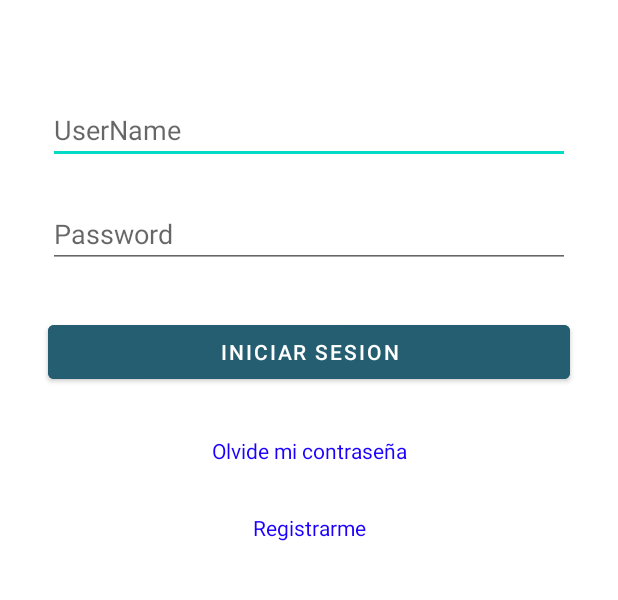
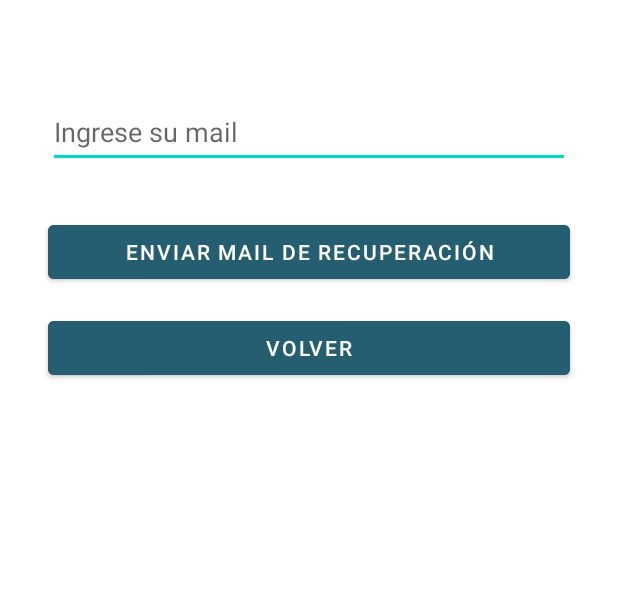
Before and after one commit to angelo59930/El-Carrito, an Android app: the layout activity_recuperation.xml on its own in the app's theme, with its tools: preview values and no code run, on a phone screen of 412 x 824 dp, the part 373-973 px from its top. Run offline under Robolectric (Android 15) with nearby library versions, the light colour scheme and no system bars.

Commit message:
agregada la activity de recuperacion

```diff
--- a/app/src/main/res/layout/activity_main.xml
+++ b/app/src/main/res/layout/activity_recuperation.xml
@@ -4,7 +4,7 @@
     xmlns:tools="http://schemas.android.com/tools"
     android:layout_width="match_parent"
     android:layout_height="match_parent"
-    tools:context=".MainActivity">
+    tools:context=".RecuperationActivity">
 
     <ImageView
         android:id="@+id/imageView"
@@ -34,67 +34,44 @@
         app:layout_constraintTop_toBottomOf="@+id/imageView" />
 
     <EditText
-        android:id="@+id/editTextTextPersonName"
+        android:id="@+id/emailtext"
         android:layout_width="match_parent"
         android:layout_height="wrap_content"
         android:layout_marginStart="32dp"
         android:layout_marginTop="64dp"
         android:layout_marginEnd="32dp"
-        android:ems="10"
-        android:inputType="textPersonName"
-        android:hint="@string/usuario"
+        android:hint="@string/recuperation_text"
+        android:inputType="textEmailAddress"
+        android:minHeight="48dp"
         app:layout_constraintEnd_toEndOf="parent"
         app:layout_constraintStart_toStartOf="parent"
         app:layout_constraintTop_toBottomOf="@+id/textView" />
 
-    <EditText
-        android:id="@+id/editTextTextPassword"
+    <Button
+        android:id="@+id/recuperationButtonBack"
         android:layout_width="match_parent"
         android:layout_height="wrap_content"
         android:layout_marginStart="32dp"
-        android:layout_marginTop="24dp"
+        android:layout_marginTop="16dp"
         android:layout_marginEnd="32dp"
-        android:hint="@string/contrasena"
-        android:inputType="textPassword"
+        android:backgroundTint="@color/main_color"
+        android:text="@string/back"
         app:layout_constraintEnd_toEndOf="parent"
+        app:layout_constraintHorizontal_bias="1.0"
         app:layout_constraintStart_toStartOf="parent"
-        app:layout_constraintTop_toBottomOf="@+id/editTextTextPersonName" />
+        app:layout_constraintTop_toBottomOf="@+id/recuperationButton" />
 
     <Button
-        android:id="@+id/button"
+        android:id="@+id/recuperationButton"
         android:layout_width="match_parent"
         android:layout_height="wrap_content"
         android:layout_marginStart="32dp"
         android:layout_marginTop="32dp"
         android:layout_marginEnd="32dp"
-        android:text="@string/login"
         android:backgroundTint="@color/main_color"
+        android:text="@string/recuperation_text_button"
         app:layout_constraintEnd_toEndOf="parent"
         app:layout_constraintStart_toStartOf="parent"
-        app:layout_constraintTop_toBottomOf="@+id/editTextTextPassword" />
-
-    <TextView
-        android:id="@+id/textView4"
-        android:layout_width="wrap_content"
-        android:layout_height="wrap_content"
-        android:layout_marginStart="24dp"
-        android:layout_marginTop="32dp"
-        android:layout_marginEnd="24dp"
-        android:text="@string/forget_password"
-        android:textColor="@color/blue_link"
-        app:layout_constraintEnd_toEndOf="parent"
-        app:layout_constraintStart_toStartOf="parent"
-        app:layout_constraintTop_toBottomOf="@+id/button" />
-
-    <TextView
-        android:id="@+id/textView5"
-        android:layout_width="wrap_content"
-        android:layout_height="wrap_content"
-        android:layout_marginTop="32dp"
-        android:text="@string/log_up"
-        android:textColor="@color/blue_link"
-        app:layout_constraintEnd_toEndOf="parent"
-        app:layout_constraintStart_toStartOf="parent"
-        app:layout_constraintTop_toBottomOf="@+id/textView4" />
+        app:layout_constraintTop_toBottomOf="@+id/emailtext" />
 
 </androidx.constraintlayout.widget.ConstraintLayout>
--- a/app/src/main/res/values/strings.xml
+++ b/app/src/main/res/values/strings.xml
@@ -2,9 +2,13 @@
     <string name="app_name">elCarrito</string>
     <string name="business_name">El Carrito</string>
     <string name="logo_empresarial">logo_empresarial</string>
-    <string name="usuario">UserName</string>
+    <string name="usuario">Usuario</string>
     <string name="contrasena">Password</string>
     <string name="login">iniciar sesion</string>
     <string name="forget_password">Olvide mi contraseña</string>
     <string name="log_up">Registrarme</string>
+    <string name="recuperation_text">Ingrese su mail</string>
+    <string name="recuperation_text_button">Enviar mail de recuperación</string>
+    <string name="back">volver</string>
+    <string name="recuperation_text_validation">Se envio el correo de recuperacion</string>
 </resources>
```
Also changed, not shown: app/src/main/AndroidManifest.xml (+11 -4 lines), app/src/main/java/com/iua/elcarrito/LogActivity.kt (added, +25 -0 lines), app/src/main/java/com/iua/elcarrito/MainActivity.kt (deleted, +0 -20 lines), app/src/main/java/com/iua/elcarrito/RecuperationActivity.kt (added, +33 -0 lines), app/src/main/res/layout/activity_log.xml (added, +101 -0 lines), 26 other files.
